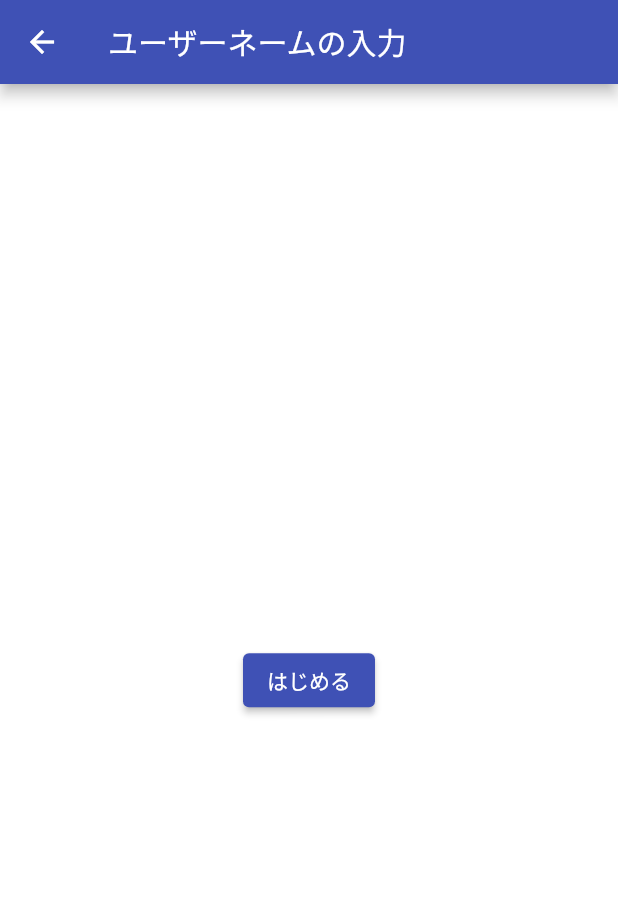
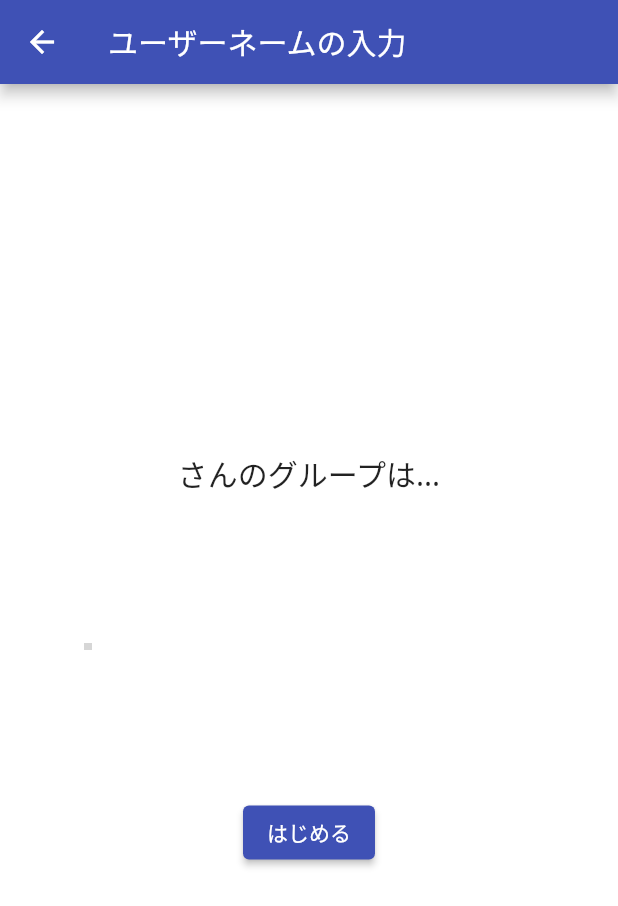
Before and after one commit to benes5/flutter_ben, a Flutter app: the screen it shows after launch, after a tap on "登録", on a phone screen of 412 x 824 dp. Shown: the top 906 px of the screen. Run offline on Flutter 3.47's test engine with Material 2 defaults, Android fonts, the phone set to English and light mode, and no system bars; our stand-ins replace flutter_hooks; grey boxes are pictures that could not be loaded.

```diff
--- a/lib/grouppage.dart
+++ b/lib/grouppage.dart
@@ -16,12 +16,71 @@ class GroupPage extends StatelessWidget {
         child: Column(
           mainAxisAlignment: MainAxisAlignment.center,
           children: [
+
             Text(
-              username.toString(),
+              '$usernameさんのグループは...',
               style: const TextStyle(
                 fontSize: 20
                 ),
             ),
+
+            SizedBox(
+              width: 300,
+              height: 200,
+              child: Row(
+                children: [
+                  ClipOval(
+                    child: Image.asset(
+                    'http://illustrain.com/img/work/2016/illustrain02-kotatsu01.png',
+                    width: 5,
+                    height: 5,
+                    fit: BoxFit.fill,
+                    ),
+                  ),
+                ],)
+              ),
+            // ClipOval(
+            //             child: Image.asset(
+            //             'http://illustrain.com/img/work/2016/illustrain02-kotatsu01.png',
+            //             width: 5,
+            //             height: 5,
+            //             fit: BoxFit.fill,
+            //           ),
+            //           ),
+            //         ClipOval(
+            //           child: Image.asset(
+            //           'http://illustrain.com/img/work/2016/illustrain02-kotatsu01.png',
+            //           width: 5,
+            //           height: 5,
+            //           fit: BoxFit.fill,
+            //         ),
+            //         ),
+            //         ClipOval(
+            //           child: Image.asset(
+            //           'http://illustrain.com/img/work/2016/illustrain02-kotatsu01.png',
+            //           width: 5,
+            //           height: 5,
+            //           fit: BoxFit.fill,
+            //         ),
+            //         ),
+            //         ClipOval(
+            //           child: Image.asset(
+            //           'https://vbackground.com/3377/',
+            //           width: 5,
+            //           height: 5,
+            //           fit: BoxFit.fill,
+            //         ),
+            //         ),
+            //         ClipOval(
+            //           child: Image.asset(
+            //           'https://vbackground.com/3377/',
+            //           width: 5,
+            //           height: 5,
+            //           fit: BoxFit.fill,
+            //         ),
+            //         ),
+            //       ],
+            //     ),
             ElevatedButton(
               onPressed: (){
                 Navigator.push(
--- a/lib/login.dart
+++ b/lib/login.dart
@@ -28,7 +28,7 @@ class LoginScreenState extends State<LoginScreen> {
                 TextFormField(
                   decoration: const InputDecoration(
                     prefixIcon: Icon(Icons.people),
-                    hintText: 'こたっつ',
+                    hintText: 'こたつ',
                     labelText: 'ユーザーネーム',
                   ),
                   onChanged: (String value) {
```
